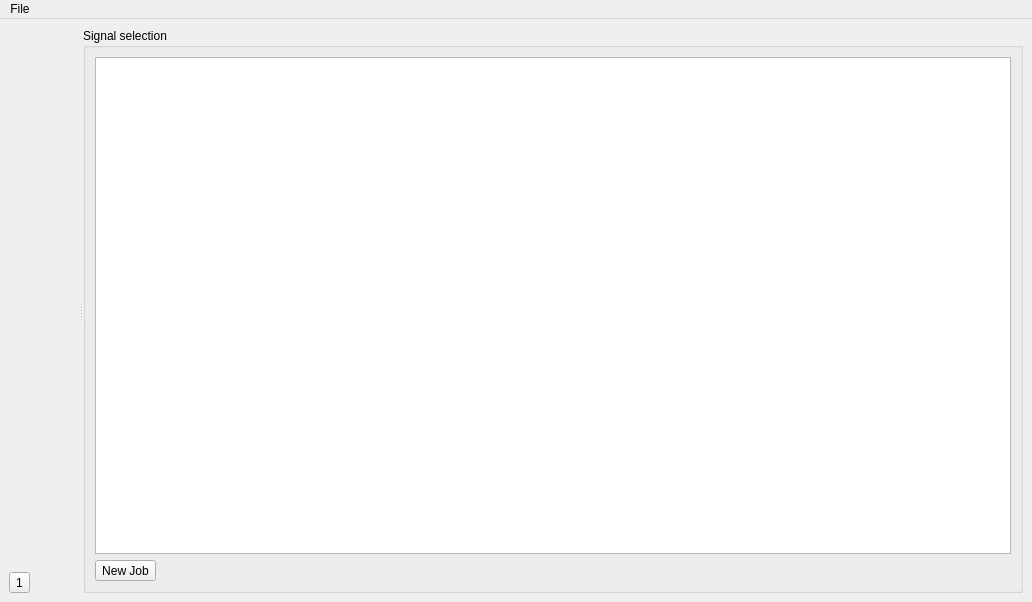
Before: the Qt Designer form gui/MainWindow.ui in sblanchet/dls, drawn with Qt 5.
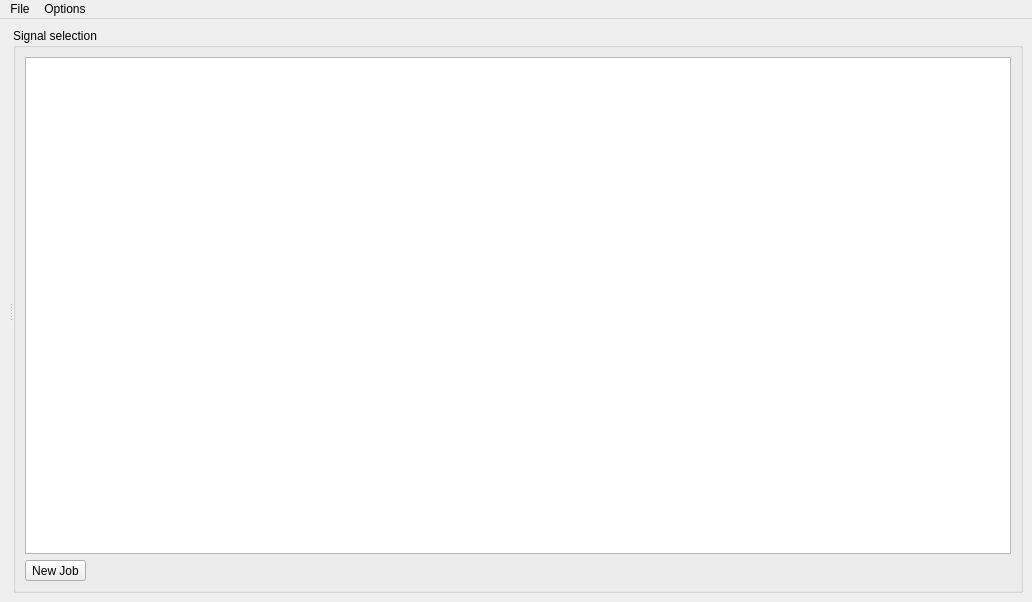
After: the same form once the commit is applied. Icons and pictures are not drawn. Custom widgets are drawn as their Qt base class.

The edit to the form file:
```diff
--- a/gui/MainWindow.ui
+++ b/gui/MainWindow.ui
@@ -25,13 +25,6 @@
         <item>
          <widget class="DLS::Graph" name="dlsGraph"/>
         </item>
-        <item>
-         <widget class="QToolButton" name="toolButtonView1">
-          <property name="text">
-           <string>1</string>
-          </property>
-         </widget>
-        </item>
        </layout>
       </widget>
       <widget class="QGroupBox" name="groupBox">
@@ -78,7 +71,7 @@
      <x>0</x>
      <y>0</y>
      <width>1032</width>
-     <height>24</height>
+     <height>23</height>
     </rect>
    </property>
    <widget class="QMenu" name="menuFile">
@@ -101,7 +94,14 @@
     <addaction name="separator"/>
     <addaction name="actionClose"/>
    </widget>
+   <widget class="QMenu" name="menuOptions">
+    <property name="title">
+     <string>Options</string>
+    </property>
+    <addaction name="actionSettings"/>
+   </widget>
    <addaction name="menuFile"/>
+   <addaction name="menuOptions"/>
   </widget>
   <action name="actionClose">
    <property name="icon">
```
Left out of the diff: 9 changed lines with no effect on the pictures.
